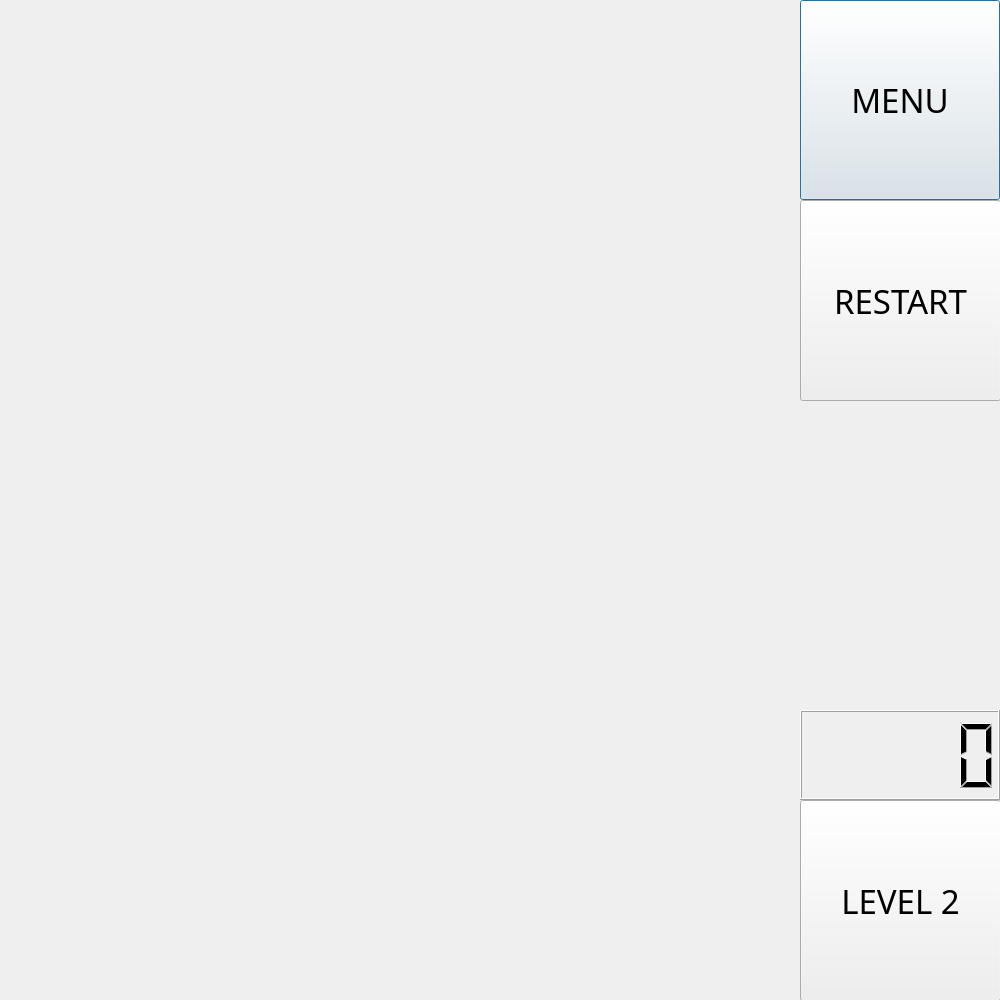
YEN-PO-CHEN/SOKOBAN, file level_1.ui: the form before one commit.
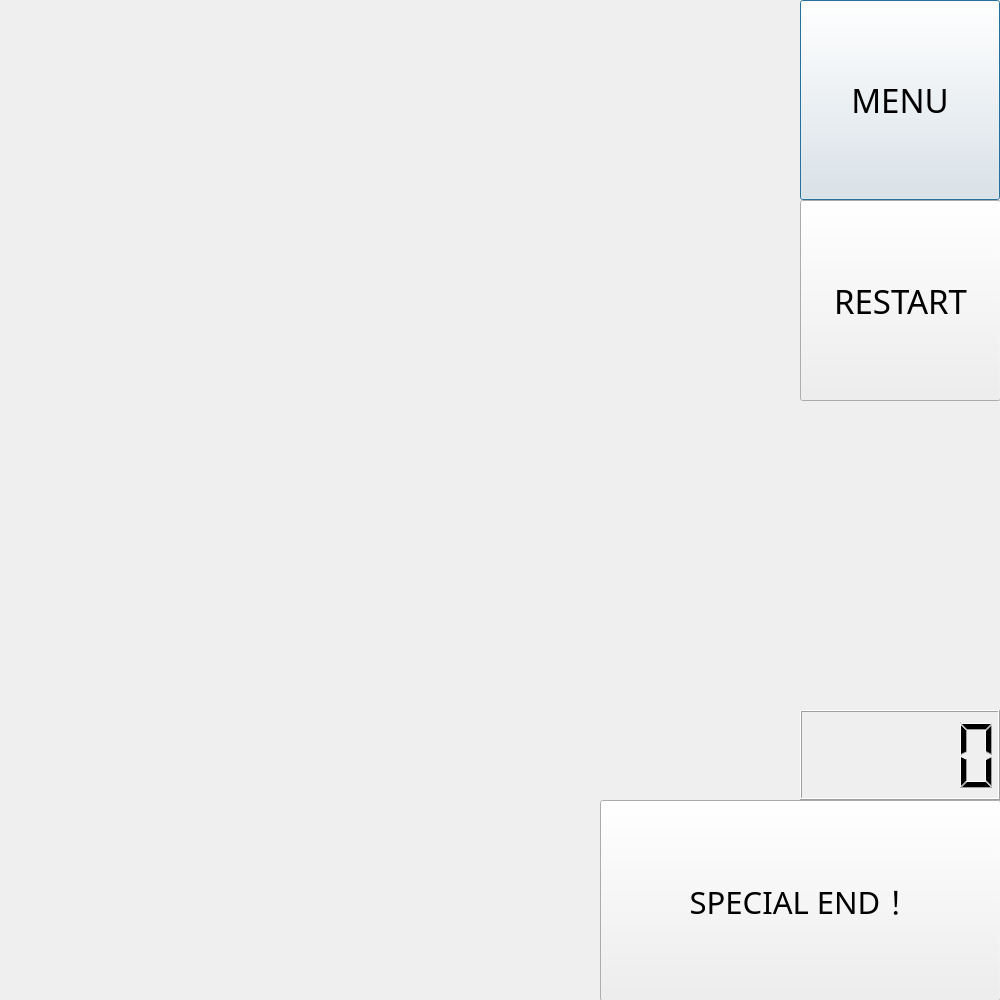
The form after the commit.

Commit message: finish special end

```diff
--- a/level_1.ui
+++ b/level_1.ui
@@ -106,6 +106,27 @@
     <number>0</number>
    </property>
   </widget>
+  <widget class="QPushButton" name="specialButton">
+   <property name="geometry">
+    <rect>
+     <x>600</x>
+     <y>800</y>
+     <width>401</width>
+     <height>201</height>
+    </rect>
+   </property>
+   <property name="font">
+    <font>
+     <family>SetoFont</family>
+     <pointsize>23</pointsize>
+     <strikeout>false</strikeout>
+     <kerning>true</kerning>
+    </font>
+   </property>
+   <property name="text">
+    <string>SPECIAL END！</string>
+   </property>
+  </widget>
  </widget>
  <resources/>
  <connections/>
```
The commit also changes 10 other files.
